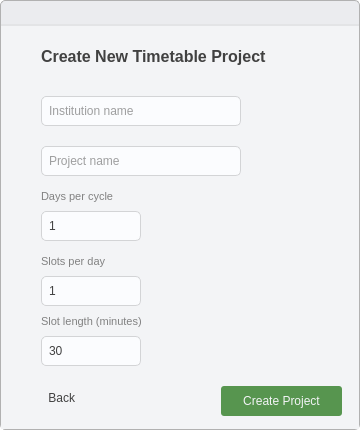
Before: the Qt Designer form ui/boarding.ui in takundafarakeza/Timetable_Generator, drawn with Qt 5.
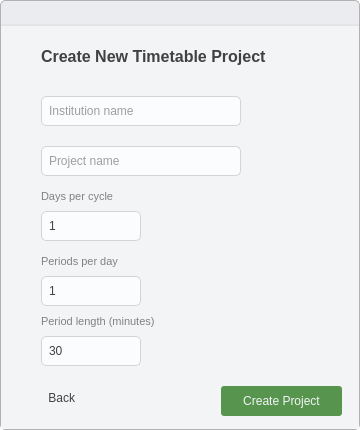
After: the same form once the commit is applied. The open tabs and pages were chosen to show the change. Icons and pictures are not drawn. Custom widgets are drawn as their Qt base class.

The edit to the form file:
```diff
--- a/ui/boarding.ui
+++ b/ui/boarding.ui
@@ -927,7 +927,7 @@
            <string notr="true">color: rgb(129, 129, 129);</string>
           </property>
           <property name="text">
-           <string>Slots per day</string>
+           <string>Periods per day</string>
           </property>
          </widget>
          <widget class="QSpinBox" name="slot_length_txt">
@@ -970,7 +970,7 @@
            <string notr="true">color: rgb(129, 129, 129);</string>
           </property>
           <property name="text">
-           <string>Slot length (minutes)</string>
+           <string>Period length (minutes)</string>
           </property>
          </widget>
         </widget>
```
Left out of the diff: 2 changed lines with no effect on the pictures.
